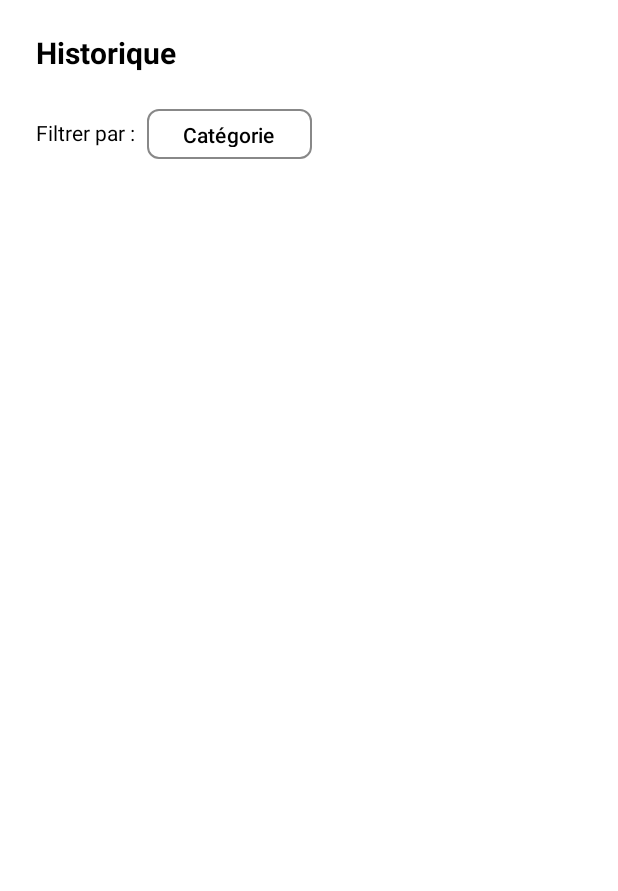
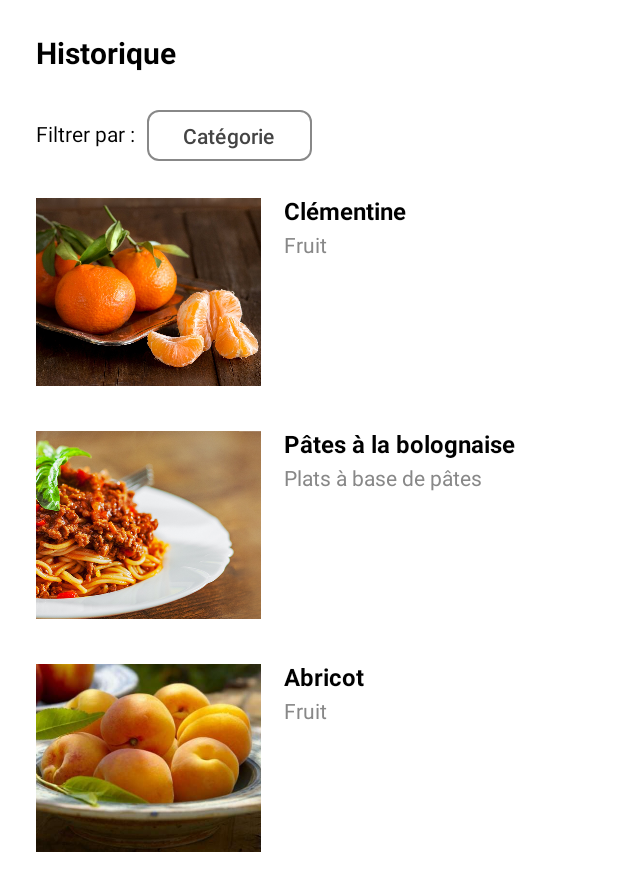
Before and after one commit to dotto5u/S501, an Android app built with Jetpack Compose: the @Preview function PreviewHome, on a phone screen of 412 x 824 dp. Shown: the top 891 px of the screen. Run offline under Robolectric (Android 15) with nearby library versions, the phone set to English and light mode, and no system bars.

Commit message:
Update de la page des historiques

```diff
--- /dev/null
+++ b/app/src/main/java/com/example/s501/History.kt
@@ -0,0 +1,202 @@
+package com.example.s501
+
+import androidx.compose.foundation.BorderStroke
+import androidx.compose.foundation.Image
+import androidx.compose.foundation.layout.Column
+import androidx.compose.foundation.layout.Row
+import androidx.compose.foundation.layout.Spacer
+import androidx.compose.foundation.layout.defaultMinSize
+import androidx.compose.foundation.layout.fillMaxSize
+import androidx.compose.foundation.layout.fillMaxWidth
+import androidx.compose.foundation.layout.height
+import androidx.compose.foundation.layout.padding
+import androidx.compose.foundation.layout.width
+import androidx.compose.foundation.rememberScrollState
+import androidx.compose.foundation.shape.RoundedCornerShape
+import androidx.compose.foundation.verticalScroll
+import androidx.compose.material3.Button
+import androidx.compose.material3.ButtonDefaults
+import androidx.compose.material3.Text
+import androidx.compose.runtime.Composable
+import androidx.compose.runtime.getValue
+import androidx.compose.runtime.mutableStateOf
+import androidx.compose.runtime.remember
+import androidx.compose.runtime.setValue
+import androidx.compose.ui.Alignment
+import androidx.compose.ui.Modifier
+import androidx.compose.ui.graphics.Color
+import androidx.compose.ui.layout.ContentScale
+import androidx.compose.ui.res.painterResource
+import androidx.compose.ui.res.stringResource
+import androidx.compose.ui.text.font.FontWeight
+import androidx.compose.ui.tooling.preview.Preview
+import androidx.compose.ui.unit.dp
+import androidx.compose.ui.unit.sp
+import com.example.s501.ui.theme.LightPurple
+
+@Composable
+fun History() {
+    Column(
+        modifier = Modifier
+            .fillMaxSize()
+            .padding(24.dp)
+    ) {
+        HistoryHeader()
+        Spacer(
+            modifier = Modifier.
+            height(25.dp)
+        )
+        HistoryContent()
+    }
+}
+
+@Composable
+fun HistoryHeader() {
+    Column(
+        modifier = Modifier
+            .fillMaxWidth()
+    ) {
+        Text(
+            text = stringResource(R.string.history_title),
+            fontSize = 20.sp,
+            fontWeight = FontWeight.Bold
+        )
+        Spacer(
+            modifier = Modifier
+                .height(25.dp)
+        )
+        HistoryFilter()
+    }
+}
+
+@Composable
+fun HistoryFilter() {
+    Row(
+        modifier = Modifier
+            .fillMaxWidth(),
+        verticalAlignment = Alignment.CenterVertically
+    ) {
+        Text(
+            modifier = Modifier
+                .padding(end = 8.dp),
+            text = stringResource(R.string.history_filter_text),
+            fontSize = 14.sp
+        )
+        FilterButton(
+            buttonText = R.string.history_filter_button_text_category
+        )
+    }
+}
+
+// TODO implémenter la fonctionnalité du filtre
+@Composable
+fun FilterButton(buttonText: Int) {
+    var buttonClicked by remember { mutableStateOf(false) }
+
+    Button(
+        onClick = {
+            buttonClicked = !buttonClicked
+        },
+        modifier = Modifier
+            .padding(end = 8.dp)
+            .height(34.dp)
+            .defaultMinSize(34.dp),
+        shape = RoundedCornerShape(8.dp),
+        border = BorderStroke(1.dp,  if (buttonClicked) LightPurple else Color.Gray),
+        colors = ButtonDefaults.buttonColors(
+            containerColor = if (buttonClicked) LightPurple else Color.White,
+            contentColor = Color.Black
+        ),
+    ) {
+        Text(
+            text = stringResource(buttonText),
+            fontSize = 14.sp,
+            color = Color.DarkGray
+        )
+    }
+}
+
+@Composable
+fun HistoryContent() {
+    val scrollState = rememberScrollState()
+
+    Column(
+        modifier = Modifier
+            .fillMaxSize()
+            .verticalScroll(state = scrollState)
+    ) {
+        // TODO valeurs statiques à changer
+        HistoryItem(
+            image = R.drawable.clementine,
+            title = "Clémentine",
+            category = "Fruit"
+        )
+        Spacer(
+            modifier = Modifier
+                .height(30.dp)
+        )
+        HistoryItem(
+            image = R.drawable.bolognaise,
+            title = "Pâtes à la bolognaise",
+            category = "Plats à base de pâtes"
+        )
+        Spacer(
+            modifier = Modifier
+                .height(30.dp)
+        )
+        HistoryItem(
+            image = R.drawable.abricot,
+            title = "Abricot",
+            category = "Fruit"
+        )
+
+    }
+}
+
+@Composable
+fun HistoryItem(
+    image: Int,
+    title: String,
+    category: String
+) {
+    Row(
+        modifier = Modifier
+            .fillMaxWidth()
+    ) {
+        // TODO revoir la façon dont la taille des images est géré
+        Image(
+            painter = painterResource(image),
+            contentDescription = null,
+            modifier = Modifier
+                .height(125.dp)
+                .width(150.dp),
+            contentScale = ContentScale.Crop
+        )
+        Spacer(
+            modifier = Modifier
+                .width(15.dp)
+        )
+        Column {
+            Text(
+                text = title,
+                fontSize = 16.sp,
+                fontWeight = FontWeight.Bold
+            )
+            Spacer(
+                modifier = Modifier
+                    .height(5.dp)
+            )
+            Text(
+                text = category,
+                fontSize = 14.sp,
+                color = Color.Gray
+            )
+        }
+    }
+}
+
+@Preview(showBackground = true)
+@Composable
+fun PreviewHome() {
+    History()
+}
--- a/app/src/main/java/com/example/s501/Home.kt
+++ /dev/null
@@ -1,129 +0,0 @@
-package com.example.s501
-
-import androidx.compose.foundation.BorderStroke
-import androidx.compose.foundation.layout.Column
-import androidx.compose.foundation.layout.Row
-import androidx.compose.foundation.layout.Spacer
-import androidx.compose.foundation.layout.fillMaxSize
-import androidx.compose.foundation.layout.height
-import androidx.compose.foundation.layout.padding
-import androidx.compose.foundation.rememberScrollState
-import androidx.compose.foundation.shape.RoundedCornerShape
-import androidx.compose.foundation.verticalScroll
-import androidx.compose.material3.Button
-import androidx.compose.material3.ButtonDefaults
-import androidx.compose.material3.Text
-import androidx.compose.runtime.Composable
-import androidx.compose.ui.Alignment
-import androidx.compose.ui.Modifier
-import androidx.compose.ui.graphics.Color
-import androidx.compose.ui.res.stringResource
-import androidx.compose.ui.text.font.FontWeight
-import androidx.compose.ui.tooling.preview.Preview
-import androidx.compose.ui.unit.dp
-import androidx.compose.ui.unit.sp
-
-@Composable
-fun Home() {
-    Column(
-        modifier = Modifier
-            .fillMaxSize()
-            .padding(24.dp)
-    ) {
-        HistoryHeader()
-        Spacer(modifier = Modifier.height(25.dp))
-        // HistoryContent()
-    }
-}
-
-@Composable
-fun HistoryHeader() {
-    Column {
-        Text(
-            text = stringResource(R.string.history_title),
-            fontSize = 20.sp,
-            fontWeight = FontWeight.Bold
-        )
-        Spacer(modifier = Modifier.height(25.dp))
-        HistoryFilter()
-    }
-}
-
-@Composable
-fun HistoryFilter() {
-    Row(
-        verticalAlignment = Alignment.CenterVertically
-    ) {
-        Text(
-            modifier = Modifier
-                .padding(end = 8.dp),
-            text = stringResource(R.string.history_filter_text),
-            fontSize = 14.sp
-        )
-        Button(
-            onClick = {},
-            modifier = Modifier
-                .height(33.dp),
-            colors = ButtonDefaults.buttonColors(
-                containerColor = Color.White,
-                contentColor = Color.Black
-            ),
-            shape = RoundedCornerShape(8.dp),
-            border = BorderStroke(1.dp, Color.Gray),
-        ) {
-            Text(
-                text = stringResource(R.string.history_filter_button_text_category),
-                fontSize = 14.sp
-            )
-        }
-    }
-}
-
-@Composable
-fun HistoryContent() {
-    val scrollState = rememberScrollState()
-
-    Column(
-        modifier = Modifier
-            .fillMaxSize()
-            .verticalScroll(state = scrollState)
-    ) {
-        HistoryItem(
-            title = "Clémentine",
-            category = "Fruit"
-        )
-    }
-}
-
-// TODO
-@Composable
-fun HistoryItem(
-    title: String,
-    category: String
-) {
-    Row(
-        modifier = Modifier
-            .fillMaxSize()
-    ) {
-        Column(
-            modifier = Modifier.align(Alignment.CenterVertically)
-        ) {
-            Text(
-                text = title,
-                fontSize = 16.sp,
-                fontWeight = FontWeight.Bold
-            )
-            Text(
-                text = category,
-                color = Color.Gray,
-                fontSize = 14.sp
-            )
-        }
-    }
-}
-
-@Preview(showBackground = true)
-@Composable
-fun PreviewHome() {
-    Home()
-}
--- a/app/src/main/java/com/example/s501/MainActivity.kt
+++ b/app/src/main/java/com/example/s501/MainActivity.kt
@@ -46,7 +46,7 @@ class MainActivity : ComponentActivity() {
                         .fillMaxSize()
                         .padding(innerPadding)) {
                         when (currentScreen) {
-                            "Home" -> Home()
+                            "History" -> History()
                             "Camera" -> CameraPreview(
                                 controller = controller,
                                 modifier = Modifier
--- a/app/src/main/java/com/example/s501/MyBottomNavBar.kt
+++ b/app/src/main/java/com/example/s501/MyBottomNavBar.kt
@@ -21,9 +21,9 @@ fun MyBottomNavbar(onNavigate: (String) -> Unit) {
             horizontalArrangement = Arrangement.SpaceEvenly,
             verticalAlignment = Alignment.CenterVertically
         ) {
-            NavbarItem("Home", selectedItem == "Home") {
-                selectedItem = "Home"
-                onNavigate("Home")
+            NavbarItem("History", selectedItem == "History") {
+                selectedItem = "History"
+                onNavigate("History")
             }
 
             NavbarItem("Camera", selectedItem == "Camera") {
--- a/app/src/main/java/com/example/s501/ui/theme/Color.kt
+++ b/app/src/main/java/com/example/s501/ui/theme/Color.kt
@@ -2,6 +2,7 @@ package com.example.s501.ui.theme
 
 import androidx.compose.ui.graphics.Color
 
+val LightPurple = Color(0xFFE8DEF8)
 val Purple80 = Color(0xFFD0BCFF)
 val PurpleGrey80 = Color(0xFFCCC2DC)
 val Pink80 = Color(0xFFEFB8C8)
```
Also changed, not shown: app/src/main/res/drawable/abricot.jpg (added), app/src/main/res/drawable/bolognaise.jpg (added), app/src/main/res/drawable/check_icon.png (added), app/src/main/res/drawable/clementine.jpg (added).
